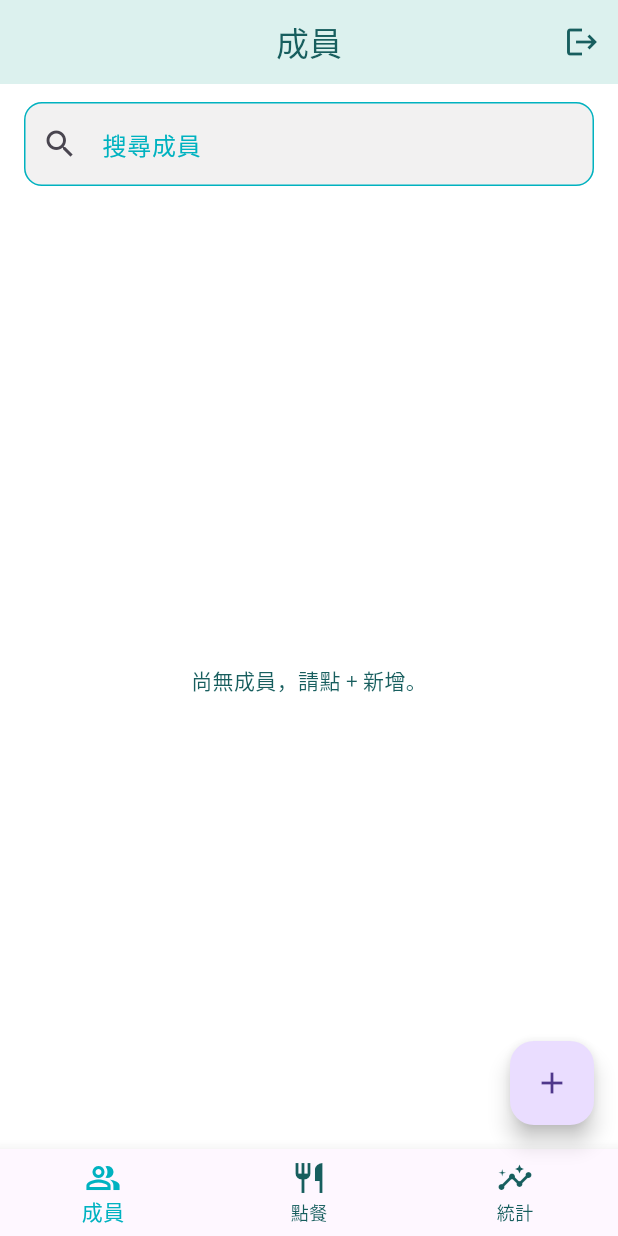
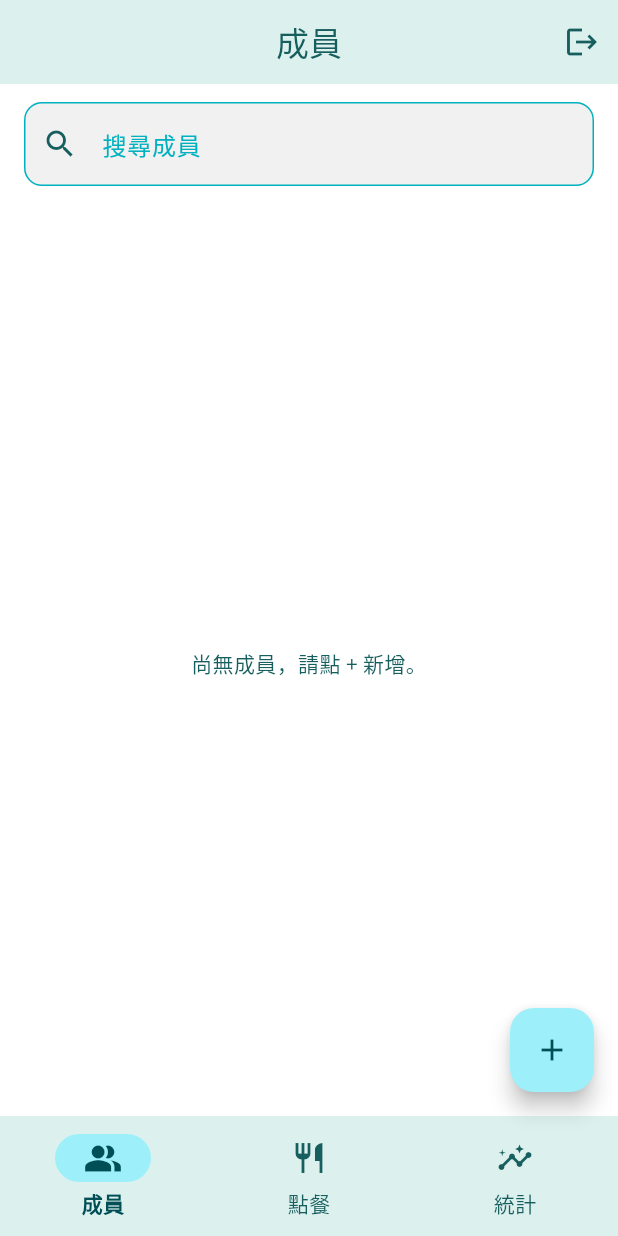
Before and after one commit to abechen19680627-code/jubo_app, a Flutter app: the HomeShellPage screen opened by its route, on a phone screen of 412 x 824 dp. Run offline on Flutter 3.47's test engine with Material 3 defaults, Android fonts, the phone set to English and light mode, and no system bars; our stand-ins replace flutter_riverpod, go_router, hive, hive_flutter, shared_preferences; accounts and stored records are empty.

Commit message:
Improve the UI and UX.

```diff
--- a/lib/app/widgets/app_logo.dart
+++ b/lib/app/widgets/app_logo.dart
@@ -20,7 +20,7 @@ class AppLogo extends StatelessWidget {
           return Container(
             alignment: Alignment.center,
             decoration: BoxDecoration(
-              color: theme.colorScheme.surface,
+              color: theme.colorScheme.surfaceContainer,
               borderRadius: BorderRadius.circular(12),
               border: Border.all(color: theme.dividerColor),
             ),
--- a/lib/features/home/home_shell_page.dart
+++ b/lib/features/home/home_shell_page.dart
@@ -41,7 +41,7 @@ class HomeShellPage extends ConsumerWidget {
                         onPressed: () => Navigator.of(context).pop(false),
                         child: const Text('取消'),
                       ),
-                      ElevatedButton(
+                      FilledButton(
                         onPressed: () => Navigator.of(context).pop(true),
                         child: const Text('登出'),
                       ),
@@ -65,22 +65,25 @@ class HomeShellPage extends ConsumerWidget {
         index: index,
         children: _tabs,
       ),
-      bottomNavigationBar: BottomNavigationBar(
-        currentIndex: index,
-        onTap: (value) =>
+      bottomNavigationBar: NavigationBar(
+        animationDuration: const Duration(milliseconds: 380),
+        selectedIndex: index,
+        onDestinationSelected: (value) =>
             ref.read(homeTabIndexProvider.notifier).state = value,
-        type: BottomNavigationBarType.fixed,
-        items: const [
-          BottomNavigationBarItem(
+        destinations: const [
+          NavigationDestination(
             icon: Icon(Icons.people_alt_outlined),
+            selectedIcon: Icon(Icons.people_alt),
             label: '成員',
           ),
-          BottomNavigationBarItem(
+          NavigationDestination(
             icon: Icon(Icons.restaurant_outlined),
+            selectedIcon: Icon(Icons.restaurant),
             label: '點餐',
           ),
-          BottomNavigationBarItem(
+          NavigationDestination(
             icon: Icon(Icons.insights_outlined),
+            selectedIcon: Icon(Icons.insights),
             label: '統計',
           ),
         ],
--- a/lib/features/login/login_page.dart
+++ b/lib/features/login/login_page.dart
@@ -69,7 +69,7 @@ class _LoginPageState extends ConsumerState<LoginPage> {
                   Container(
                     padding: const EdgeInsets.all(20),
                     decoration: BoxDecoration(
-                      color: theme.colorScheme.surface,
+                      color: theme.colorScheme.surfaceContainer,
                       borderRadius: BorderRadius.circular(16),
                     ),
                     child: Form(
@@ -111,7 +111,7 @@ class _LoginPageState extends ConsumerState<LoginPage> {
                           const SizedBox(height: 20),
                           SizedBox(
                             height: 48,
-                            child: ElevatedButton(
+                            child: FilledButton(
                               onPressed: _isSubmitting ? null : _submit,
                               child: Text(
                                 _isSubmitting ? '登入中...' : '登入',
@@ -122,7 +122,7 @@ class _LoginPageState extends ConsumerState<LoginPage> {
                             const SizedBox(height: 16),
                             Text(
                               _errorMessage!,
-                              style: TextStyle(
+                              style: theme.textTheme.bodyMedium?.copyWith(
                                 color: theme.colorScheme.error,
                               ),
                               textAlign: TextAlign.center,
--- a/lib/features/members/member_form_page.dart
+++ b/lib/features/members/member_form_page.dart
@@ -172,7 +172,7 @@ class _MemberFormPageState extends ConsumerState<MemberFormPage> {
             const SizedBox(height: 24),
             SizedBox(
               height: 48,
-              child: ElevatedButton(
+              child: FilledButton(
                 onPressed: _isSubmitting ? null : _submit,
                 child: Text(_isSubmitting ? '儲存中...' : '儲存'),
               ),
--- a/lib/features/members/members_tab.dart
+++ b/lib/features/members/members_tab.dart
@@ -120,7 +120,7 @@ class _MembersTabState extends ConsumerState<MembersTab> {
               onPressed: () => Navigator.of(context).pop(false),
               child: const Text('取消'),
             ),
-            ElevatedButton(
+            FilledButton.tonal(
               onPressed: () => Navigator.of(context).pop(true),
               child: const Text('刪除'),
             ),
--- a/lib/features/orders/order_tab.dart
+++ b/lib/features/orders/order_tab.dart
@@ -166,6 +166,7 @@ class _OrderRow extends StatelessWidget {
     final lunch = record?.lunch ?? false;
     final dinner = record?.dinner ?? false;
     return Card(
+      color: theme.colorScheme.surfaceContainerHighest,
       child: Padding(
         padding: const EdgeInsets.fromLTRB(16, 12, 16, 12),
         child: Column(
--- a/lib/features/stats/stats_tab.dart
+++ b/lib/features/stats/stats_tab.dart
@@ -95,6 +95,7 @@ class _MealCard extends StatelessWidget {
     final namesText = hasOrders ? stats.names.join('、') : '尚無人點餐';
 
     return Card(
+      color: theme.colorScheme.surfaceContainerHighest,
       child: Padding(
         padding: const EdgeInsets.fromLTRB(16, 16, 16, 16),
         child: Column(
```
Also changed, not shown: lib/app/app_theme.dart (+99 -37 lines).
